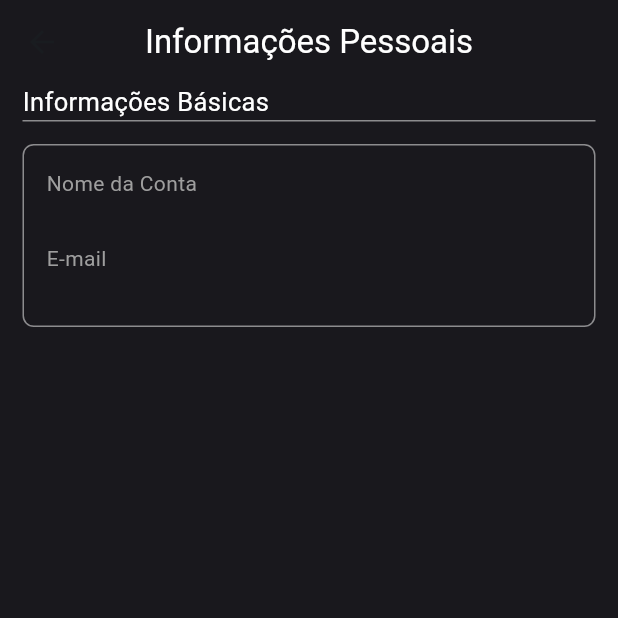
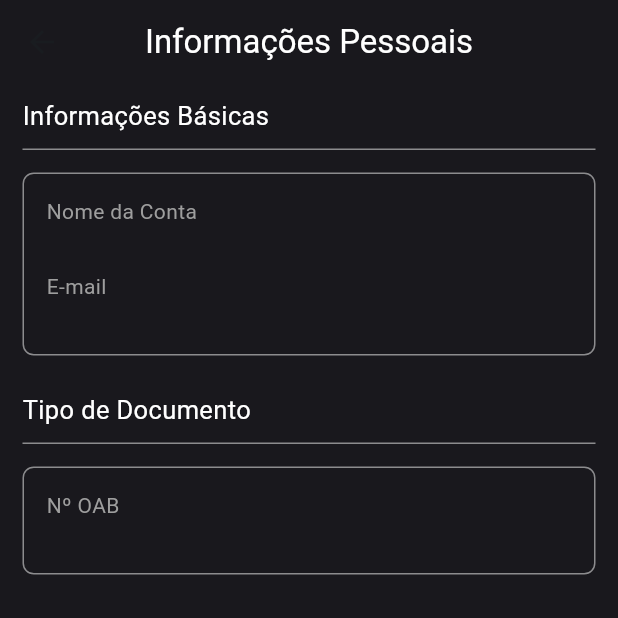
Before and after one commit to jurai-git/jurai-mobile, a Flutter app: the PersonalInformation screen opened directly, on a phone screen of 412 x 824 dp, the top half of it. Run offline on Flutter 3.47's test engine with Material 3 defaults, Android fonts, the phone set to English and light mode, and no system bars; our stand-ins replace carousel_slider, either_dart, file_picker, flutter_riverpod, flutter_secure_storage, riverpod_annotation and 1 more; accounts and stored records are empty; generated files the repository leaves out were written again; Roboto replaces fonts that are missing (MPLUSRounded1c).

Commit message:
add: document (oab) section

```diff
--- a/lib/features/home/view/pages/personal_information.dart
+++ b/lib/features/home/view/pages/personal_information.dart
@@ -36,7 +36,7 @@ class _PersonalInformationState extends ConsumerState<PersonalInformation> {
                 children: [
                   Text(
                     "Informações Básicas",
-                    style: TextStyle(color: Colors.white, fontSize: 17),
+                    style: TextStyle(color: Colors.white, fontSize: 17, height: 2.5),
                   ),
                 ],
               ),
@@ -68,6 +68,41 @@ class _PersonalInformationState extends ConsumerState<PersonalInformation> {
                 ],
               ),
             ),
+            Container(
+              decoration: BoxDecoration(
+                border: Border(
+                  bottom: BorderSide(
+                    color: const Color.fromRGBO(255, 255, 255, 0.5),
+                    width: 1,
+                  ),
+                ),
+              ),
+              margin: EdgeInsets.symmetric(horizontal: 15),
+              child: Row(
+                children: [
+                  Text(
+                    "Tipo de Documento",
+                    style: TextStyle(color: Colors.white, fontSize: 17, height: 2.5),
+                  ),
+                ],
+              ),
+            ),
+            Container(
+              alignment: Alignment.centerLeft,
+              padding: EdgeInsets.all(15),
+              margin: EdgeInsets.symmetric(horizontal: 15, vertical: 15),
+              decoration: BoxDecoration(
+                border: Border.all(color: const Color.fromRGBO(255, 255, 255, 0.5), width: 1),
+                borderRadius: BorderRadius.circular(7.5),
+              ),
+              child: Column(
+                crossAxisAlignment: CrossAxisAlignment.start,
+                children: [
+                  Text("Nº OAB", style: TextStyle(color: Colors.grey)),
+                  Text(_currentAdvogado?.oab ?? '',style: TextStyle(color: Colors.white),),
+                ],
+              ),
+            ),
           ],
         ),
       ),
```
